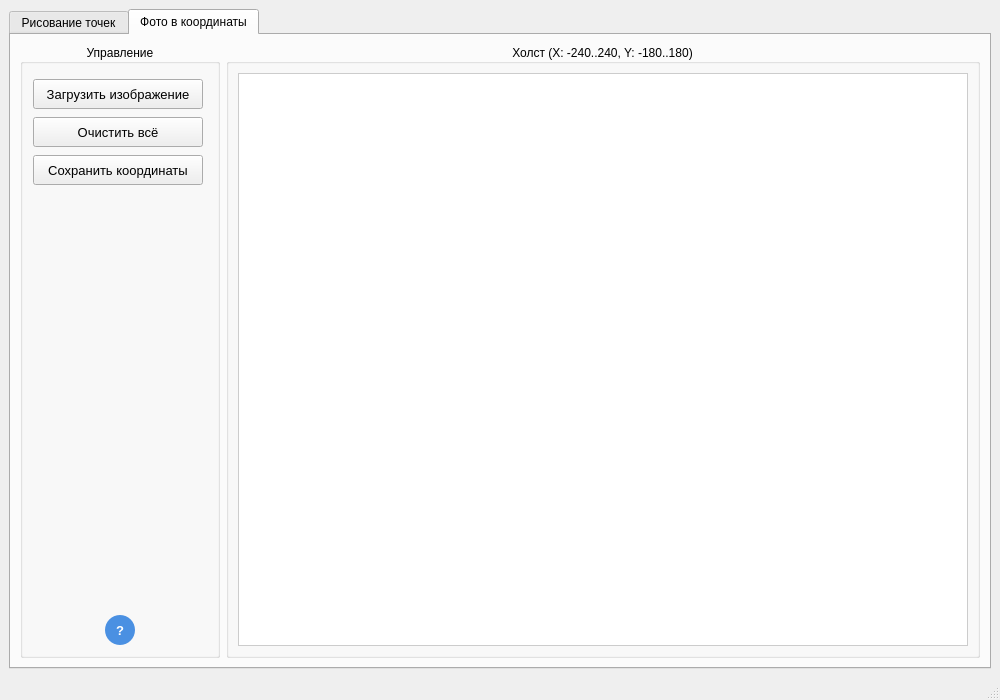
This is main.ui in MrKrut0y/Robot-artist_EV3-Python as Qt 5 draws it before an edit. The edited form follows.
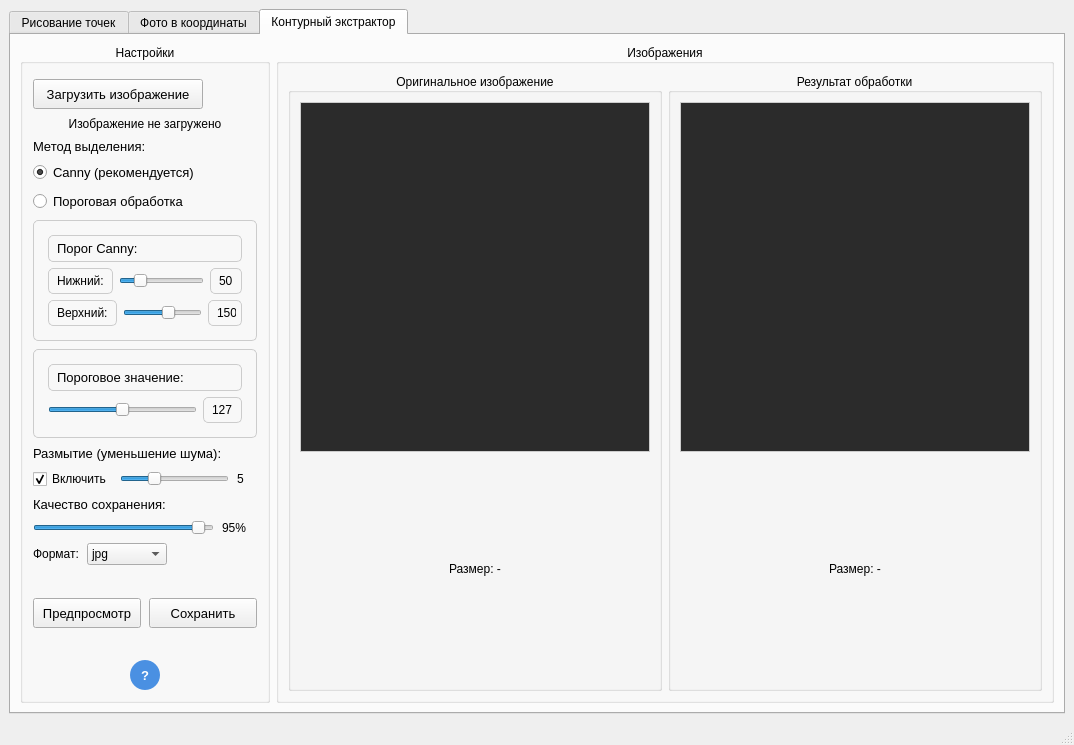
This is the edited form. The open tabs and pages were chosen to show the change.

Commit message: Добавлена 3 вкладка с возможностью конвертации фото в контуры и добавлено упрощение контуров при конвертации фото в координаты

```diff
--- a/main.ui
+++ b/main.ui
@@ -6,8 +6,8 @@
    <rect>
     <x>0</x>
     <y>0</y>
-    <width>1000</width>
-    <height>700</height>
+    <width>1064</width>
+    <height>745</height>
    </rect>
   </property>
   <property name="windowTitle">
@@ -562,6 +562,670 @@
         </item>
        </layout>
       </widget>
+      <widget class="QWidget" name="tab_3">
+       <attribute name="title">
+        <string>Контурный экстрактор</string>
+       </attribute>
+       <layout class="QHBoxLayout" name="horizontalLayout_5">
+        <item>
+         <widget class="QGroupBox" name="groupBox_5">
+          <property name="minimumSize">
+           <size>
+            <width>250</width>
+            <height>0</height>
+           </size>
+          </property>
+          <property name="maximumSize">
+           <size>
+            <width>250</width>
+            <height>16777215</height>
+           </size>
+          </property>
+          <property name="title">
+           <string>Настройки</string>
+          </property>
+          <property name="alignment">
+           <set>Qt::AlignCenter</set>
+          </property>
+          <layout class="QVBoxLayout" name="verticalLayout_5">
+           <property name="spacing">
+            <number>8</number>
+           </property>
+           <property name="leftMargin">
+            <number>10</number>
+           </property>
+           <property name="topMargin">
+            <number>15</number>
+           </property>
+           <property name="rightMargin">
+            <number>10</number>
+           </property>
+           <property name="bottomMargin">
+            <number>10</number>
+           </property>
+           <item>
+            <widget class="QPushButton" name="loadImageButton">
+             <property name="minimumSize">
+              <size>
+               <width>170</width>
+               <height>30</height>
+              </size>
+             </property>
+             <property name="maximumSize">
+              <size>
+               <width>170</width>
+               <height>30</height>
+              </size>
+             </property>
+             <property name="font">
+              <font>
+               <pointsize>10</pointsize>
+              </font>
+             </property>
+             <property name="text">
+              <string>Загрузить изображение</string>
+             </property>
+            </widget>
+           </item>
+           <item>
+            <widget class="QLabel" name="imageInfoLabel">
+             <property name="font">
+              <font>
+               <pointsize>9</pointsize>
+              </font>
+             </property>
+             <property name="text">
+              <string>Изображение не загружено</string>
+             </property>
+             <property name="alignment">
+              <set>Qt::AlignCenter</set>
+             </property>
+            </widget>
+           </item>
+           <item>
+            <widget class="QLabel" name="labelMethod">
+             <property name="font">
+              <font>
+               <pointsize>10</pointsize>
+              </font>
+             </property>
+             <property name="text">
+              <string>Метод выделения:</string>
+             </property>
+            </widget>
+           </item>
+           <item>
+            <widget class="QRadioButton" name="cannyRadio">
+             <property name="font">
+              <font>
+               <pointsize>10</pointsize>
+              </font>
+             </property>
+             <property name="text">
+              <string>Canny (рекомендуется)</string>
+             </property>
+             <property name="checked">
+              <bool>true</bool>
+             </property>
+            </widget>
+           </item>
+           <item>
+            <widget class="QRadioButton" name="thresholdRadio">
+             <property name="font">
+              <font>
+               <pointsize>10</pointsize>
+              </font>
+             </property>
+             <property name="text">
+              <string>Пороговая обработка</string>
+             </property>
+            </widget>
+           </item>
+           <item>
+            <widget class="QFrame" name="cannySettingsFrame">
+             <property name="styleSheet">
+              <string notr="true">QFrame {
+    border: 1px solid #cccccc;
+    border-radius: 5px;
+    padding: 5px;
+}</string>
+             </property>
+             <layout class="QVBoxLayout" name="verticalLayout_6">
+              <item>
+               <widget class="QLabel" name="labelCanny">
+                <property name="font">
+                 <font>
+                  <pointsize>10</pointsize>
+                 </font>
+                </property>
+                <property name="text">
+                 <string>Порог Canny:</string>
+                </property>
+               </widget>
+              </item>
+              <item>
+               <layout class="QHBoxLayout" name="threshold1Layout">
+                <item>
+                 <widget class="QLabel" name="labelThreshold1">
+                  <property name="text">
+                   <string>Нижний:</string>
+                  </property>
+                 </widget>
+                </item>
+                <item>
+                 <widget class="QSlider" name="threshold1Slider">
+                  <property name="minimum">
+                   <number>0</number>
+                  </property>
+                  <property name="maximum">
+                   <number>255</number>
+                  </property>
+                  <property name="value">
+                   <number>50</number>
+                  </property>
+                  <property name="orientation">
+                   <enum>Qt::Horizontal</enum>
+                  </property>
+                 </widget>
+                </item>
+                <item>
+                 <widget class="QLabel" name="threshold1ValueLabel">
+                  <property name="minimumSize">
+                   <size>
+                    <width>30</width>
+                    <height>0</height>
+                   </size>
+                  </property>
+                  <property name="text">
+                   <string>50</string>
+                  </property>
+                 </widget>
+                </item>
+               </layout>
+              </item>
+              <item>
+               <layout class="QHBoxLayout" name="threshold2Layout">
+                <item>
+                 <widget class="QLabel" name="labelThreshold2">
+                  <property name="text">
+                   <string>Верхний:</string>
+                  </property>
+                 </widget>
+                </item>
+                <item>
+                 <widget class="QSlider" name="threshold2Slider">
+                  <property name="minimum">
+                   <number>0</number>
+                  </property>
+                  <property name="maximum">
+                   <number>255</number>
+                  </property>
+                  <property name="value">
+                   <number>150</number>
+                  </property>
+                  <property name="orientation">
+                   <enum>Qt::Horizontal</enum>
+                  </property>
+                 </widget>
+                </item>
+                <item>
+                 <widget class="QLabel" name="threshold2ValueLabel">
+                  <property name="minimumSize">
+                   <size>
+                    <width>30</width>
+                    <height>0</height>
+                   </size>
+                  </property>
+                  <property name="text">
+                   <string>150</string>
+                  </property>
+                 </widget>
+                </item>
+               </layout>
+              </item>
+             </layout>
+            </widget>
+           </item>
+           <item>
+            <widget class="QFrame" name="thresholdSettingsFrame">
+             <property name="styleSheet">
+              <string notr="true">QFrame {
+    border: 1px solid #cccccc;
+    border-radius: 5px;
+    padding: 5px;
+}</string>
+             </property>
+             <layout class="QVBoxLayout" name="verticalLayout_7">
+              <item>
+               <widget class="QLabel" name="labelThresholdValue">
+                <property name="font">
+                 <font>
+                  <pointsize>10</pointsize>
+                 </font>
+                </property>
+                <property name="text">
+                 <string>Пороговое значение:</string>
+                </property>
+               </widget>
+              </item>
+              <item>
+               <layout class="QHBoxLayout" name="thresholdValueLayout">
+                <item>
+                 <widget class="QSlider" name="thresholdValueSlider">
+                  <property name="minimum">
+                   <number>0</number>
+                  </property>
+                  <property name="maximum">
+                   <number>255</number>
+                  </property>
+                  <property name="value">
+                   <number>127</number>
+                  </property>
+                  <property name="orientation">
+                   <enum>Qt::Horizontal</enum>
+                  </property>
+                 </widget>
+                </item>
+                <item>
+                 <widget class="QLabel" name="thresholdValueLabel">
+                  <property name="minimumSize">
+                   <size>
+                    <width>30</width>
+                    <height>0</height>
+                   </size>
+                  </property>
+                  <property name="text">
+                   <string>127</string>
+                  </property>
+                 </widget>
+                </item>
+               </layout>
+              </item>
+             </layout>
+            </widget>
+           </item>
+           <item>
+            <widget class="QLabel" name="labelBlur">
+             <property name="font">
+              <font>
+               <pointsize>10</pointsize>
+              </font>
+             </property>
+             <property name="text">
+              <string>Размытие (уменьшение шума):</string>
+             </property>
+            </widget>
+           </item>
+           <item>
+            <layout class="QHBoxLayout" name="blurLayout">
+             <item>
+              <widget class="QCheckBox" name="blurCheckBox">
+               <property name="text">
+                <string>Включить</string>
+               </property>
+               <property name="checked">
+                <bool>true</bool>
+               </property>
+              </widget>
+             </item>
+             <item>
+              <widget class="QSlider" name="blurSlider">
+               <property name="minimum">
+                <number>1</number>
+               </property>
+               <property name="maximum">
+                <number>15</number>
+               </property>
+               <property name="value">
+                <number>5</number>
+               </property>
+               <property name="orientation">
+                <enum>Qt::Horizontal</enum>
+               </property>
+              </widget>
+             </item>
+             <item>
+              <widget class="QLabel" name="blurValueLabel">
+               <property name="minimumSize">
+                <size>
+                 <width>20</width>
+                 <height>0</height>
+                </size>
+               </property>
+               <property name="text">
+                <string>5</string>
+               </property>
+              </widget>
+             </item>
+            </layout>
+           </item>
+           <item>
+            <widget class="QLabel" name="labelQuality">
+             <property name="font">
+              <font>
+               <pointsize>10</pointsize>
+              </font>
+             </property>
+             <property name="text">
+              <string>Качество сохранения:</string>
+             </property>
+            </widget>
+           </item>
+           <item>
+            <layout class="QHBoxLayout" name="qualityLayout">
+             <item>
+              <widget class="QSlider" name="qualitySlider">
+               <property name="minimum">
+                <number>1</number>
+               </property>
+               <property name="maximum">
+                <number>100</number>
+               </property>
+               <property name="value">
+                <number>95</number>
+               </property>
+               <property name="orientation">
+                <enum>Qt::Horizontal</enum>
+               </property>
+              </widget>
+             </item>
+             <item>
+              <widget class="QLabel" name="qualityValueLabel">
+               <property name="minimumSize">
+                <size>
+                 <width>35</width>
+                 <height>0</height>
+                </size>
+               </property>
+               <property name="text">
+                <string>95%</string>
+               </property>
+              </widget>
+             </item>
+            </layout>
+           </item>
+           <item>
+            <layout class="QHBoxLayout" name="formatLayout">
+             <item>
+              <widget class="QLabel" name="labelFormat">
+               <property name="text">
+                <string>Формат:</string>
+               </property>
+              </widget>
+             </item>
+             <item>
+              <widget class="QComboBox" name="formatComboBox">
+               <property name="minimumSize">
+                <size>
+                 <width>80</width>
+                 <height>0</height>
+                </size>
+               </property>
+               <item>
+                <property name="text">
+                 <string>jpg</string>
+                </property>
+               </item>
+               <item>
+                <property name="text">
+                 <string>png</string>
+                </property>
+               </item>
+               <item>
+                <property name="text">
+                 <string>bmp</string>
+                </property>
+               </item>
+               <item>
+                <property name="text">
+                 <string>tiff</string>
+                </property>
+               </item>
+              </widget>
+             </item>
+             <item>
+              <spacer name="horizontalSpacer_5">
+               <property name="orientation">
+                <enum>Qt::Horizontal</enum>
+               </property>
+               <property name="sizeHint" stdset="0">
+                <size>
+                 <width>40</width>
+                 <height>20</height>
+                </size>
+               </property>
+              </spacer>
+             </item>
+            </layout>
+           </item>
+           <item>
+            <spacer name="verticalSpacer_3">
+             <property name="orientation">
+              <enum>Qt::Vertical</enum>
+             </property>
+             <property name="sizeHint" stdset="0">
+              <size>
+               <width>20</width>
+               <height>10</height>
+              </size>
+             </property>
+            </spacer>
+           </item>
+           <item>
+            <layout class="QHBoxLayout" name="processButtonsLayout">
+             <item>
+              <widget class="QPushButton" name="previewButton">
+               <property name="minimumSize">
+                <size>
+                 <width>100</width>
+                 <height>30</height>
+                </size>
+               </property>
+               <property name="font">
+                <font>
+                 <pointsize>10</pointsize>
+                </font>
+               </property>
+               <property name="text">
+                <string>Предпросмотр</string>
+               </property>
+              </widget>
+             </item>
+             <item>
+              <widget class="QPushButton" name="saveResultButton">
+               <property name="minimumSize">
+                <size>
+                 <width>100</width>
+                 <height>30</height>
+                </size>
+               </property>
+               <property name="font">
+                <font>
+                 <pointsize>10</pointsize>
+                </font>
+               </property>
+               <property name="text">
+                <string>Сохранить</string>
+               </property>
+              </widget>
+             </item>
+            </layout>
+           </item>
+           <item>
+            <spacer name="verticalSpacer_4">
+             <property name="orientation">
+              <enum>Qt::Vertical</enum>
+             </property>
+             <property name="sizeHint" stdset="0">
+              <size>
+               <width>20</width>
+               <height>10</height>
+              </size>
+             </property>
+            </spacer>
+           </item>
+           <item>
+            <layout class="QHBoxLayout" name="helpButtonLayout">
+             <property name="spacing">
+              <number>0</number>
+             </property>
+             <item>
+              <spacer name="horizontalSpacer_6">
+               <property name="orientation">
+                <enum>Qt::Horizontal</enum>
+               </property>
+               <property name="sizeHint" stdset="0">
+                <size>
+                 <width>40</width>
+                 <height>20</height>
+                </size>
+               </property>
+              </spacer>
+             </item>
+             <item>
+              <widget class="QPushButton" name="helpButton_3">
+               <property name="minimumSize">
+                <size>
+                 <width>30</width>
+                 <height>30</height>
+                </size>
+               </property>
+               <property name="maximumSize">
+                <size>
+                 <width>30</width>
+                 <height>30</height>
+                </size>
+               </property>
+               <property name="font">
+                <font>
+                 <pointsize>10</pointsize>
+                 <weight>75</weight>
+                 <bold>true</bold>
+                </font>
+               </property>
+               <property name="styleSheet">
+                <string notr="true">QPushButton {
+    background-color: #4a90e2;
+    color: white;
+    border: none;
+    border-radius: 15px;
+}
+QPushButton:hover {
+    background-color: #357abd;
+}
+QPushButton:pressed {
+    background-color: #2a5f8a;
+}</string>
+               </property>
+               <property name="text">
+                <string>?</string>
+               </property>
+              </widget>
+             </item>
+             <item>
+              <spacer name="horizontalSpacer_7">
+               <property name="orientation">
+                <enum>Qt::Horizontal</enum>
+               </property>
+               <property name="sizeHint" stdset="0">
+                <size>
+                 <width>40</width>
+                 <height>20</height>
+                </size>
+               </property>
+              </spacer>
+             </item>
+            </layout>
+           </item>
+          </layout>
+         </widget>
+        </item>
+        <item>
+         <widget class="QGroupBox" name="groupBox_6">
+          <property name="title">
+           <string>Изображения</string>
+          </property>
+          <property name="alignment">
+           <set>Qt::AlignCenter</set>
+          </property>
+          <layout class="QHBoxLayout" name="horizontalLayout_6">
+           <item>
+            <widget class="QGroupBox" name="originalImageGroup">
+             <property name="title">
+              <string>Оригинальное изображение</string>
+             </property>
+             <property name="alignment">
+              <set>Qt::AlignCenter</set>
+             </property>
+             <layout class="QVBoxLayout" name="verticalLayout_8">
+              <item>
+               <widget class="QWidget" name="originalImageWidget" native="true">
+                <property name="minimumSize">
+                 <size>
+                  <width>350</width>
+                  <height>350</height>
+                 </size>
+                </property>
+                <property name="styleSheet">
+                 <string notr="true">background-color: #2b2b2b;
+border: 1px solid #cccccc;</string>
+                </property>
+               </widget>
+              </item>
+              <item>
+               <widget class="QLabel" name="originalImageInfo">
+                <property name="text">
+                 <string>Размер: -</string>
+                </property>
+                <property name="alignment">
+                 <set>Qt::AlignCenter</set>
+                </property>
+               </widget>
+              </item>
+             </layout>
+            </widget>
+           </item>
+           <item>
+            <widget class="QGroupBox" name="processedImageGroup">
+             <property name="title">
+              <string>Результат обработки</string>
+             </property>
+             <property name="alignment">
+              <set>Qt::AlignCenter</set>
+             </property>
+             <layout class="QVBoxLayout" name="verticalLayout_9">
+              <item>
+               <widget class="QWidget" name="processedImageWidget" native="true">
+                <property name="minimumSize">
+                 <size>
+                  <width>350</width>
+                  <height>350</height>
+                 </size>
+                </property>
+                <property name="styleSheet">
+                 <string notr="true">background-color: #2b2b2b;
+border: 1px solid #cccccc;</string>
+                </property>
+               </widget>
+              </item>
+              <item>
+               <widget class="QLabel" name="processedImageInfo">
+                <property name="text">
+                 <string>Размер: -</string>
+                </property>
+                <property name="alignment">
+                 <set>Qt::AlignCenter</set>
+                </property>
+               </widget>
+              </item>
+             </layout>
+            </widget>
+           </item>
+          </layout>
+         </widget>
+        </item>
+       </layout>
+      </widget>
      </widget>
     </item>
    </layout>
```
Left out of the diff: 97 changed lines with no effect on the pictures. The commit also changes 2 other files.
